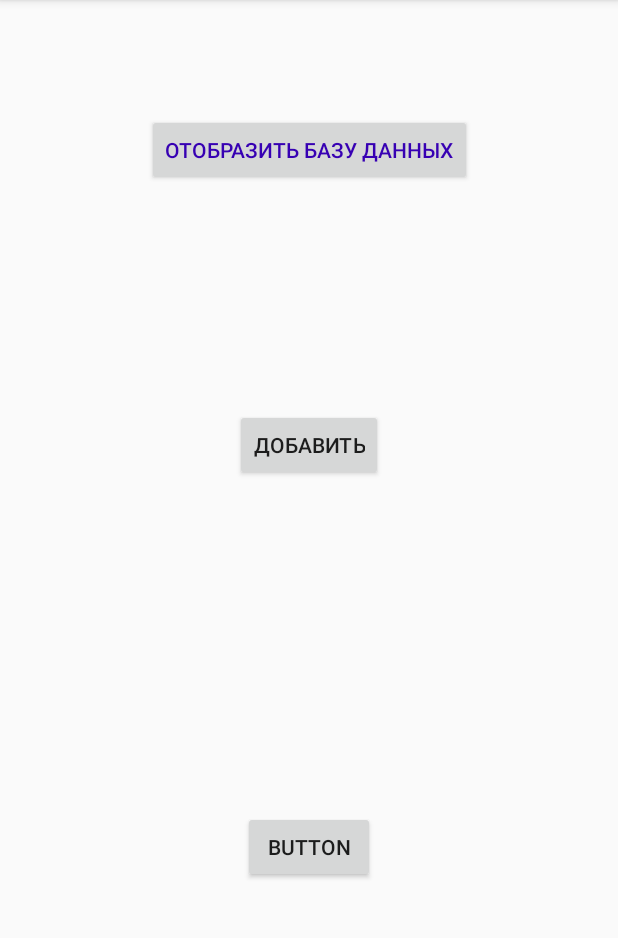
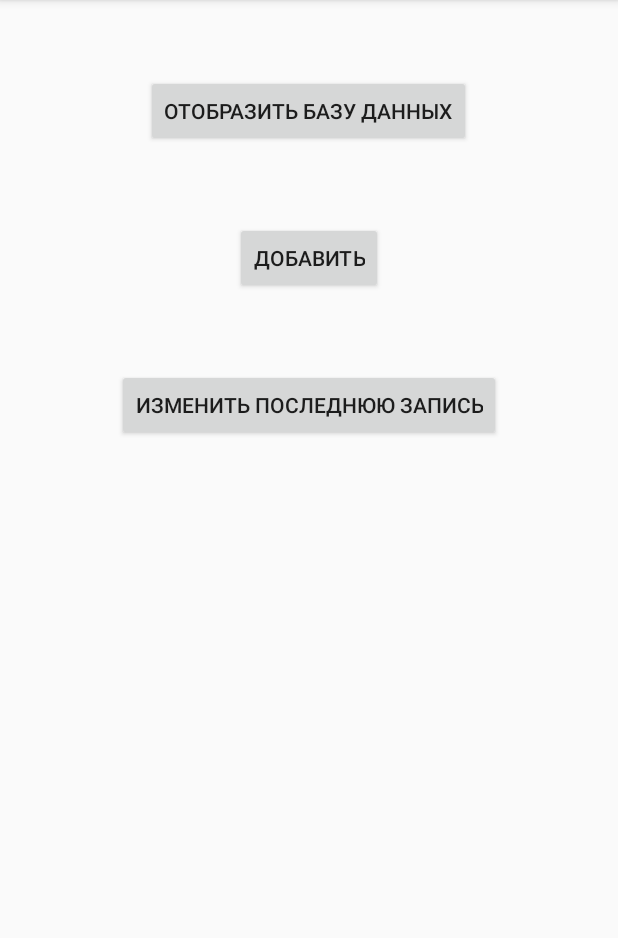
Before and after one commit to pizliz2000/Lab3, an Android app: the screen it shows after launch (MainActivity), on a phone screen of 412 x 824 dp, the part 84-1022 px from its top. Run offline under Robolectric (Android 15) with nearby library versions, the phone set to English and light mode, and no system bars.

Commit message:
Update activity_main.xml

```diff
--- a/app/src/main/res/layout/activity_main.xml
+++ b/app/src/main/res/layout/activity_main.xml
@@ -1,54 +1,35 @@
 <?xml version="1.0" encoding="utf-8"?>
-<androidx.constraintlayout.widget.ConstraintLayout xmlns:android="http://schemas.android.com/apk/res/android"
+<LinearLayout xmlns:android="http://schemas.android.com/apk/res/android"
     xmlns:app="http://schemas.android.com/apk/res-auto"
     xmlns:tools="http://schemas.android.com/tools"
     android:layout_width="match_parent"
     android:layout_height="match_parent"
-    tools:context=".MainActivity">
+    tools:context=".MainActivity"
+    android:orientation="vertical">
 
     <Button
         android:id="@+id/button1"
         android:layout_width="wrap_content"
         android:layout_height="wrap_content"
-        android:layout_marginStart="96dp"
-        android:layout_marginLeft="96dp"
-        android:layout_marginTop="76dp"
-        android:layout_marginEnd="95dp"
-        android:layout_marginRight="95dp"
+        android:layout_marginTop="50dp"
         android:text="Отобразить базу данных"
-        android:textColor="@color/colorPrimaryDark"
-        app:layout_constraintEnd_toEndOf="parent"
-        app:layout_constraintStart_toStartOf="parent"
-        app:layout_constraintTop_toTopOf="parent" />
+       android:layout_gravity="center" />
 
     <Button
         android:id="@+id/button2"
+        android:layout_marginTop="50dp"
         android:layout_width="wrap_content"
         android:layout_height="wrap_content"
-        android:layout_marginStart="161dp"
-        android:layout_marginLeft="161dp"
-        android:layout_marginTop="130dp"
-        android:layout_marginEnd="162dp"
-        android:layout_marginRight="162dp"
-        android:layout_marginBottom="202dp"
+        android:layout_gravity="center"
         android:text="Добавить"
-        app:layout_constraintBottom_toTopOf="@+id/button3"
-        app:layout_constraintEnd_toEndOf="parent"
-        app:layout_constraintStart_toStartOf="parent"
-        app:layout_constraintTop_toBottomOf="@+id/button1" />
+         />
 
     <Button
         android:id="@+id/button3"
         android:layout_width="wrap_content"
         android:layout_height="wrap_content"
-        android:layout_marginStart="161dp"
-        android:layout_marginLeft="161dp"
-        android:layout_marginEnd="162dp"
-        android:layout_marginRight="162dp"
-        android:layout_marginBottom="179dp"
-        android:text="Button"
-        app:layout_constraintBottom_toBottomOf="parent"
-        app:layout_constraintEnd_toEndOf="parent"
-        app:layout_constraintStart_toStartOf="parent" />
+        android:layout_marginTop="50dp"
+        android:text="Изменить последнюю запись"
+        android:layout_gravity="center" />
 
-</androidx.constraintlayout.widget.ConstraintLayout>
+</LinearLayout>
```
